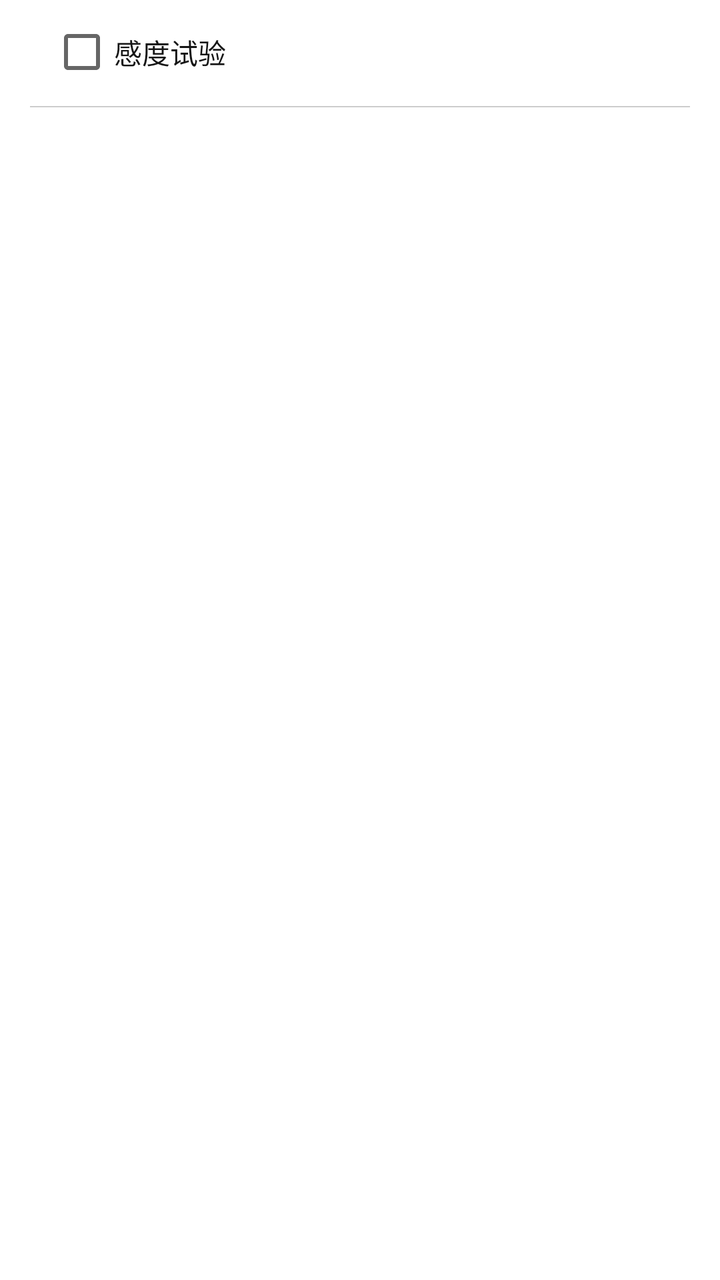
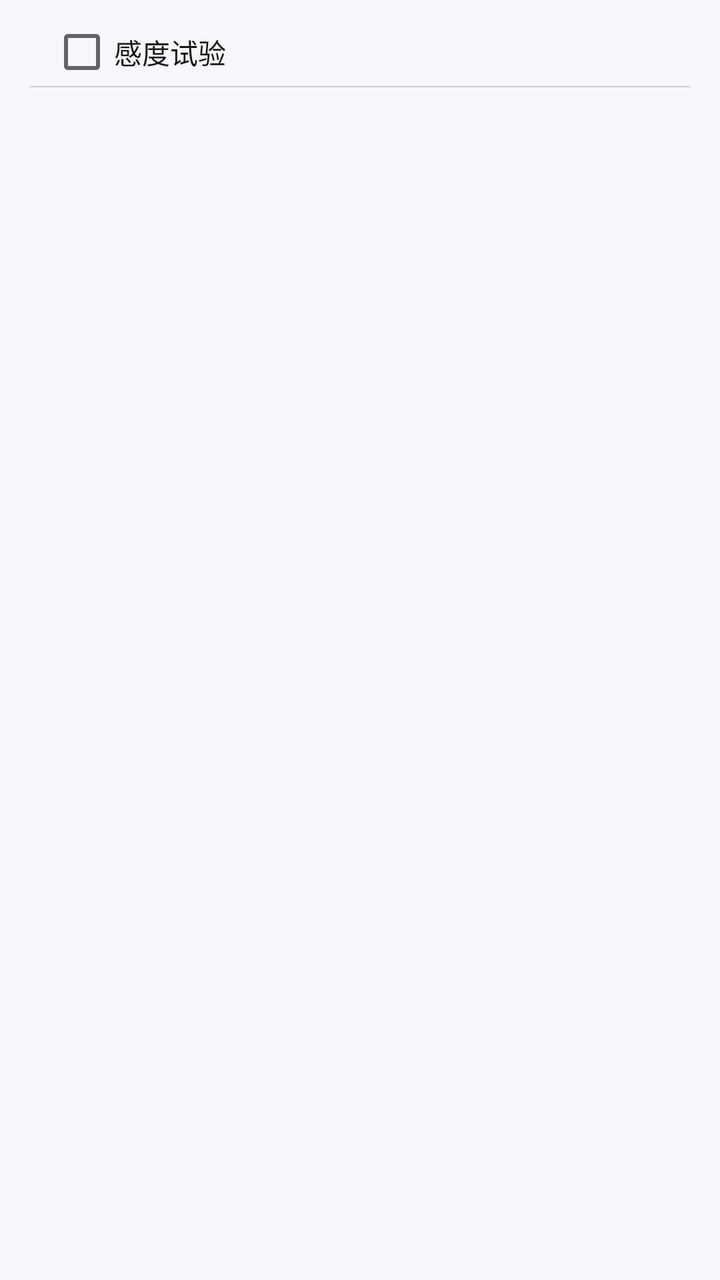

Two renders of the same Android screen: before a commit and after it. Below are the layout's source before the change and the commit's diff.
<!-- AndroidManifest.xml: application theme Theme.AppCompat.Light.NoActionBar -->
<!-- res/layout/item_test_kind_content.xml -->
<?xml version="1.0" encoding="utf-8"?>
<LinearLayout xmlns:android="http://schemas.android.com/apk/res/android"
    android:layout_width="match_parent"
    android:layout_height="match_parent"
    android:orientation="vertical"
    android:background="@color/color_white"
    android:paddingRight="@dimen/space_15"
    android:paddingLeft="@dimen/space_15">
    <LinearLayout
        android:layout_width="match_parent"
        android:layout_height="wrap_content"
        android:layout_marginTop="@dimen/space_10"
        android:layout_marginBottom="@dimen/space_10"
        android:orientation="horizontal">
        <CheckBox
            android:id="@+id/cb_TestName"
            android:layout_width="match_parent"
            android:layout_height="wrap_content"
            android:layout_marginLeft="@dimen/space_10"
            android:text="感度试验"
            android:textSize="@dimen/text_size_14"
            android:textColor="@color/color_black"/>
    </LinearLayout>
    <View
        android:layout_width="match_parent"
        android:layout_height="0.5dp"
        android:background="@color/color_gray_c"
        android:layout_marginBottom="@dimen/space_1"
        android:layout_marginTop="@dimen/space_1"/>

</LinearLayout>
<!-- resources referenced by this layout -->
<resources>
  <color name="color_black">#151515</color>
  <color name="color_gray_c">#CCCCCC</color>
  <color name="color_white">#FFFFFF</color>
  <dimen name="space_1">1dp</dimen>
  <dimen name="space_10">10dp</dimen>
  <dimen name="space_15">15dp</dimen>
  <dimen name="text_size_14">14sp</dimen>
</resources>

<!-- the commit's change to res/layout/item_test_kind_content.xml (unified diff, before → after) -->
@@ -3,24 +3,19 @@
     android:layout_width="match_parent"
     android:layout_height="match_parent"
     android:orientation="vertical"
-    android:background="@color/color_white"
+    android:background="@color/color_bg"
     android:paddingRight="@dimen/space_15"
     android:paddingLeft="@dimen/space_15">
-    <LinearLayout
+    <CheckBox
+        android:id="@+id/cb_TestName"
         android:layout_width="match_parent"
         android:layout_height="wrap_content"
         android:layout_marginTop="@dimen/space_10"
-        android:layout_marginBottom="@dimen/space_10"
-        android:orientation="horizontal">
-        <CheckBox
-            android:id="@+id/cb_TestName"
-            android:layout_width="match_parent"
-            android:layout_height="wrap_content"
-            android:layout_marginLeft="@dimen/space_10"
-            android:text="感度试验"
-            android:textSize="@dimen/text_size_14"
-            android:textColor="@color/color_black"/>
-    </LinearLayout>
+        android:layout_marginLeft="@dimen/space_10"
+        android:layout_marginRight="@dimen/space_10"
+        android:text="感度试验"
+        android:textSize="@dimen/text_size_14"
+        android:textColor="@color/color_black"/>
     <View
         android:layout_width="match_parent"
         android:layout_height="0.5dp"
<!-- resource entries referenced after the edit -->
@@ -1,8 +1,8 @@
 <!-- resources referenced by this layout -->
 <resources>
+  <color name="color_bg">#f5f7fa</color>
   <color name="color_black">#151515</color>
   <color name="color_gray_c">#CCCCCC</color>
-  <color name="color_white">#FFFFFF</color>
   <dimen name="space_1">1dp</dimen>
   <dimen name="space_10">10dp</dimen>
   <dimen name="space_15">15dp</dimen>
